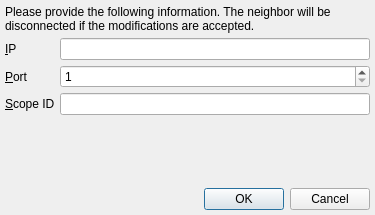
Before: the Qt Designer form branches/trunk/UI/spot-on-ipinformation.ui in textbrowser/spot-on, drawn with Qt 5.
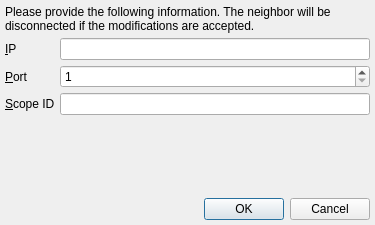
After: the same form once the commit is applied. Icons and pictures are not drawn.

The edit to the form file:
```diff
--- a/branches/trunk/UI/spot-on-ipinformation.ui
+++ b/branches/trunk/UI/spot-on-ipinformation.ui
@@ -7,7 +7,7 @@
     <x>0</x>
     <y>0</y>
     <width>375</width>
-    <height>215</height>
+    <height>225</height>
    </rect>
   </property>
   <property name="windowIcon">
```
